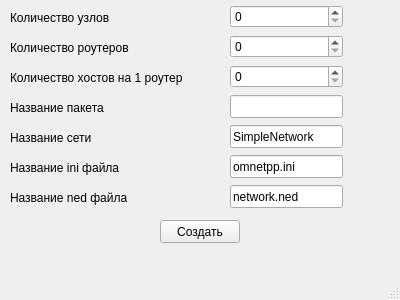
This is mainwindow.ui in Anoneth/NetworkBuilder as Qt 5 draws it before an edit. The edited form follows.
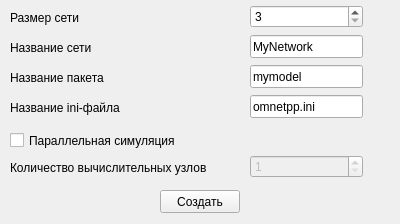
This is the edited form.

Diff of the .ui file:
```diff
--- a/mainwindow.ui
+++ b/mainwindow.ui
@@ -7,7 +7,7 @@
     <x>0</x>
     <y>0</y>
     <width>400</width>
-    <height>300</height>
+    <height>224</height>
    </rect>
   </property>
   <property name="windowTitle">
@@ -19,76 +19,62 @@
      <rect>
       <x>10</x>
       <y>10</y>
-      <width>121</width>
+      <width>160</width>
       <height>16</height>
      </rect>
     </property>
     <property name="text">
-     <string>Количество узлов</string>
+     <string>Размер сети</string>
     </property>
    </widget>
-   <widget class="QSpinBox" name="spinBoxNodesCount">
+   <widget class="QSpinBox" name="spinBoxSize">
     <property name="geometry">
      <rect>
-      <x>230</x>
+      <x>250</x>
       <y>5</y>
       <width>113</width>
       <height>23</height>
      </rect>
     </property>
+    <property name="minimum">
+     <number>3</number>
+    </property>
+    <property name="maximum">
+     <number>1000</number>
+    </property>
    </widget>
-   <widget class="QLabel" name="labelRoutersCount">
+   <widget class="QLabel" name="labelNetworkName">
     <property name="geometry">
      <rect>
       <x>10</x>
       <y>40</y>
-      <width>141</width>
+      <width>111</width>
       <height>16</height>
      </rect>
     </property>
     <property name="text">
-     <string>Количество роутеров</string>
+     <string>Название сети</string>
     </property>
    </widget>
-   <widget class="QSpinBox" name="spinBoxRoutersCount">
+   <widget class="QLineEdit" name="lineEditNetworkName">
     <property name="geometry">
      <rect>
-      <x>230</x>
+      <x>250</x>
       <y>35</y>
       <width>113</width>
       <height>23</height>
      </rect>
     </property>
+    <property name="text">
+     <string>MyNetwork</string>
+    </property>
    </widget>
    <widget class="QLabel" name="labelHostPerRouter">
     <property name="geometry">
      <rect>
       <x>10</x>
       <y>70</y>
-      <width>211</width>
-      <height>16</height>
-     </rect>
-    </property>
-    <property name="text">
-     <string>Количество хостов на 1 роутер</string>
-    </property>
-   </widget>
-   <widget class="QSpinBox" name="spinBoxHostsPerRouter">
-    <property name="geometry">
-     <rect>
-      <x>230</x>
-      <y>65</y>
-      <width>113</width>
-      <height>23</height>
-     </rect>
-    </property>
-   </widget>
-   <widget class="QLabel" name="labelPackageName">
-    <property name="geometry">
-     <rect>
-      <x>10</x>
-      <y>100</y>
-      <width>111</width>
+      <width>121</width>
       <height>16</height>
      </rect>
     </property>
@@ -99,73 +85,92 @@
    <widget class="QLineEdit" name="lineEditPackageName">
     <property name="geometry">
      <rect>
-      <x>230</x>
+      <x>250</x>
+      <y>65</y>
+      <width>113</width>
+      <height>23</height>
+     </rect>
+    </property>
+    <property name="text">
+     <string>mymodel</string>
+    </property>
+   </widget>
+   <widget class="QLabel" name="labelIniFileName">
+    <property name="geometry">
+     <rect>
+      <x>10</x>
+      <y>100</y>
+      <width>141</width>
+      <height>16</height>
+     </rect>
+    </property>
+    <property name="text">
+     <string>Название ini-файла</string>
+    </property>
+   </widget>
+   <widget class="QLineEdit" name="lineEditIniFileName">
+    <property name="geometry">
+     <rect>
+      <x>250</x>
       <y>95</y>
       <width>113</width>
       <height>23</height>
      </rect>
     </property>
     <property name="text">
-     <string/>
+     <string>omnetpp.ini</string>
     </property>
    </widget>
-   <widget class="QLabel" name="labelIniName">
+   <widget class="QCheckBox" name="checkBoxParsim">
+    <property name="geometry">
+     <rect>
+      <x>10</x>
+      <y>130</y>
+      <width>191</width>
+      <height>21</height>
+     </rect>
+    </property>
+    <property name="text">
+     <string>Параллельная симуляция</string>
+    </property>
+   </widget>
+   <widget class="QLabel" name="labelNodeCount">
     <property name="geometry">
      <rect>
       <x>10</x>
       <y>160</y>
-      <width>121</width>
+      <width>231</width>
       <height>16</height>
      </rect>
     </property>
     <property name="text">
-     <string>Название ini файла</string>
+     <string>Количество вычислительных узлов</string>
     </property>
    </widget>
-   <widget class="QLineEdit" name="lineEditIniName">
+   <widget class="QSpinBox" name="spinBoxNodesCount">
+    <property name="enabled">
+     <bool>false</bool>
+    </property>
     <property name="geometry">
      <rect>
-      <x>230</x>
+      <x>250</x>
       <y>155</y>
       <width>113</width>
       <height>23</height>
      </rect>
     </property>
-    <property name="text">
-     <string>omnetpp.ini</string>
+    <property name="minimum">
+     <number>1</number>
     </property>
-   </widget>
-   <widget class="QLabel" name="labelNedName">
-    <property name="geometry">
-     <rect>
-      <x>10</x>
-      <y>190</y>
-      <width>131</width>
-      <height>16</height>
-     </rect>
-    </property>
-    <property name="text">
-     <string>Название ned файла</string>
-    </property>
-   </widget>
-   <widget class="QLineEdit" name="lineEditNedName">
-    <property name="geometry">
-     <rect>
-      <x>230</x>
-      <y>185</y>
-      <width>113</width>
-      <height>23</height>
-     </rect>
-    </property>
-    <property name="text">
-     <string>network.ned</string>
+    <property name="maximum">
+     <number>1000</number>
     </property>
    </widget>
    <widget class="QPushButton" name="pushButtonCreate">
     <property name="geometry">
      <rect>
       <x>160</x>
-      <y>220</y>
+      <y>190</y>
       <width>80</width>
       <height>23</height>
      </rect>
@@ -174,34 +179,7 @@
      <string>Создать</string>
     </property>
    </widget>
-   <widget class="QLabel" name="labelNetworkName">
-    <property name="geometry">
-     <rect>
-      <x>10</x>
-      <y>130</y>
-      <width>101</width>
-      <height>16</height>
-     </rect>
-    </property>
-    <property name="text">
-     <string>Название сети</string>
-    </property>
-   </widget>
-   <widget class="QLineEdit" name="lineEditNetworkName">
-    <property name="geometry">
-     <rect>
-      <x>230</x>
-      <y>125</y>
-      <width>113</width>
-      <height>23</height>
-     </rect>
-    </property>
-    <property name="text">
-     <string>SimpleNetwork</string>
-    </property>
-   </widget>
   </widget>
-  <widget class="QStatusBar" name="statusBar"/>
  </widget>
  <layoutdefault spacing="6" margin="11"/>
  <resources/>
```
Left out of the diff: 6 changed lines with no effect on the pictures.
